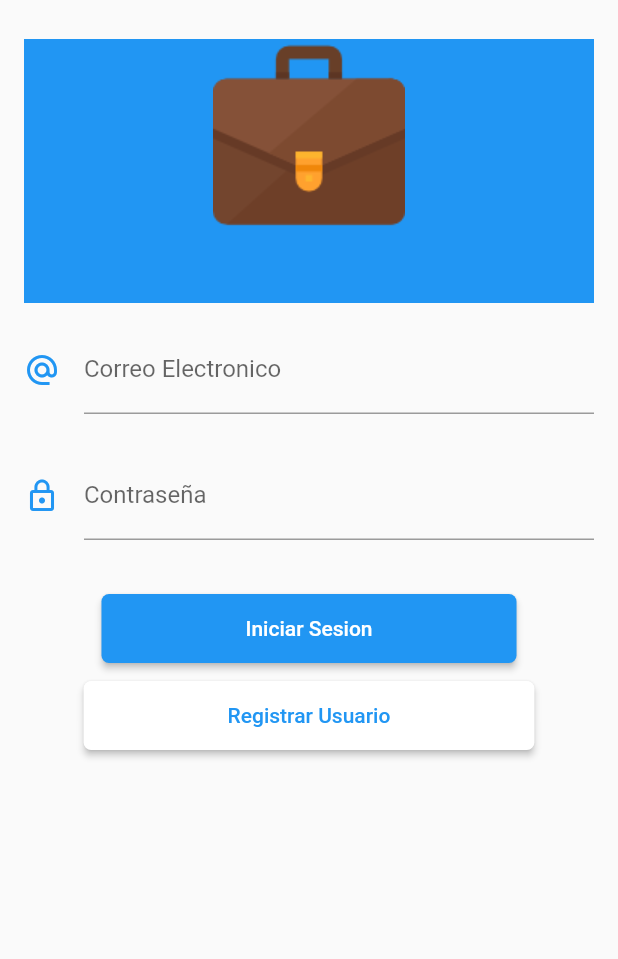
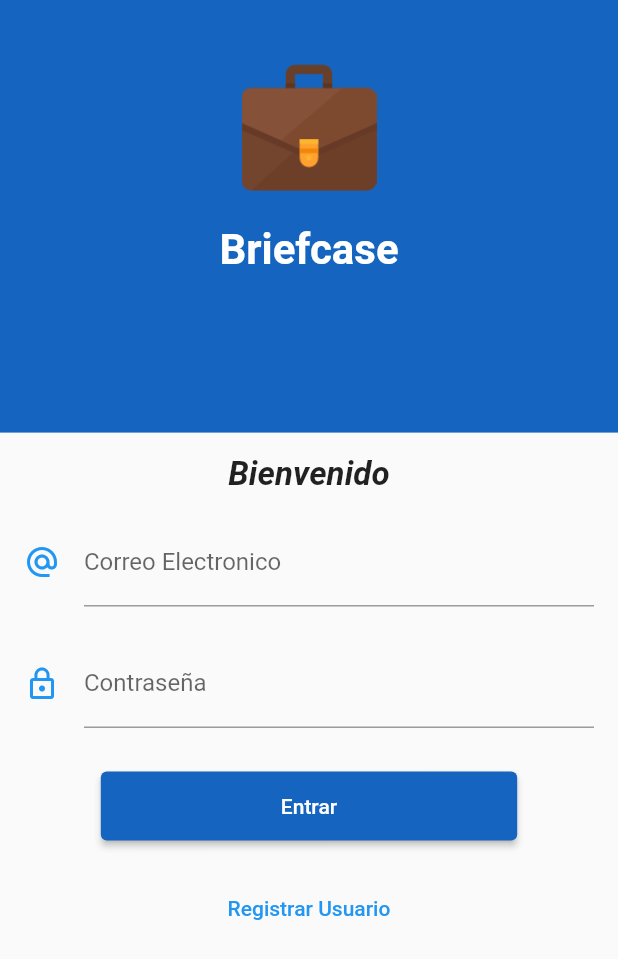
Before and after one commit to FelixAVeras/Briefcase_App, a Flutter app: the screen it shows after launch, on a phone screen of 412 x 824 dp. Shown: the top 959 px of the screen. Run offline on Flutter 3.47's test engine with Material 2 defaults, Android fonts, the phone set to English and light mode, and no system bars; our stand-ins replace sqflite; accounts and stored records are empty.

Commit message:
Redesign login page

```diff
--- a/lib/src/pages/login_page.dart
+++ b/lib/src/pages/login_page.dart
@@ -1,50 +1,26 @@
 import 'package:briefcase/src/pages/home_page.dart';
 import 'package:flutter/material.dart';
 
-class LoginPage extends StatefulWidget {
-  @override
-  LoginPageState createState() => LoginPageState();
-}
-
-class LoginPageState extends State<LoginPage> {
-  GlobalKey<FormState> _formKey = GlobalKey<FormState>();
-
-  @override
-  void initState() {
-    super.initState();
-  }
-
+class LoginPage extends StatelessWidget {
   @override
   Widget build(BuildContext context) {
     return Scaffold(
-        body: Center(
-            child: ListView(padding: EdgeInsets.all(8.0), children: [
-      Center(
-        child: Container(
-          margin: EdgeInsets.only(top: 10.0),
-          padding: EdgeInsets.all(8.0),
-          child: Column(children: [
+        body: SingleChildScrollView(
+      child: Stack(
+        children: [
+          Column(
+            children: [
+              _loginBackground(context),
+              SizedBox(height: 15.0),
+              Text('Bienvenido',
+                  style: TextStyle(
+                      fontSize: 22.0,
+                      fontWeight: FontWeight.w600,
+                      fontStyle: FontStyle.italic)),
               Container(
-              color: Colors.blue,
-              width: MediaQuery.of(context).size.width * 0.99,
+                padding: EdgeInsets.all(16.0),
                 child: Column(
                   children: [
-                  Image.asset('assets/briefcase.png'),
-                  SizedBox(height: 15.0),
-                  Text('Briefcase',
-                      style: TextStyle(
-                          fontWeight: FontWeight.bold,
-                          fontSize: 28.0,
-                          color: Colors.blue)),
-                ],
-              ),
-            ),
-            SizedBox(height: 15.0),
-            Container(
-              child: Column(children: [
-                Form(
-                  key: _formKey,
-                  child: Column(children: [
                     TextFormField(
                       keyboardType: TextInputType.emailAddress,
                       decoration: InputDecoration(
@@ -54,16 +30,11 @@ class LoginPageState extends State<LoginPage> {
                           ),
                           labelText: 'Correo Electronico',
                           hintText: 'ejemplo@ejemplo.com'),
-                      validator: (value) {
-                        if (value == null || value.isEmpty) {
-                          return 'Introduzca un Correo valido';
-                        }
-                        return null;
-                      },
                     ),
-                    SizedBox(height: 25.0),
+                    SizedBox(height: 22.0),
                     TextFormField(
                       keyboardType: TextInputType.emailAddress,
+                      // obscureText: hideShowPass,
                       obscureText: true,
                       decoration: InputDecoration(
                           icon: Icon(
@@ -71,64 +42,62 @@ class LoginPageState extends State<LoginPage> {
                             color: Colors.blue,
                           ),
                           labelText: 'Contraseña'),
-                      validator: (value) {
-                        if (value == null || value.isEmpty) {
-                          return 'Introduzca una contraseña valida';
-                        }
-                        return null;
-                      },
                     ),
-                    SizedBox(height: 35.0),
-                    RaisedButton(
-                      child: Container(
-                        child: Text('Iniciar Sesion'),
+                    SizedBox(height: 28.0),
+                    ElevatedButton(
+                        child: Text('Entrar'),
+                        style: ElevatedButton.styleFrom(
+                            onPrimary: Colors.white,
+                            primary: Colors.blue[800],
                             padding: EdgeInsets.symmetric(
-                            horizontal: 80.0, vertical: 15.0),
-                      ),
-                      shape: RoundedRectangleBorder(
-                          borderRadius: BorderRadius.circular(5.0)),
-                      onPressed: () => {
-                        Navigator.push(context,
-                            MaterialPageRoute(builder: (context) => HomePage()))
-                      },
-                      color: Colors.blue,
-                      textColor: Colors.white,
-                    ),
-                    SizedBox(height: 10),
-                    RaisedButton(
-                      child: Container(
+                                vertical: 15, horizontal: 120)),
+                        onPressed: () {
+                          Navigator.push(
+                              context,
+                              MaterialPageRoute(
+                                  builder: (context) => HomePage()));
+                        }),
+                    SizedBox(height: 20.0),
+                    TextButton(
                       child: Text('Registrar Usuario'),
-                        padding: EdgeInsets.symmetric(
-                            horizontal: 80.0, vertical: 15.0),
-                      ),
-                      shape: RoundedRectangleBorder(
-                          borderRadius: BorderRadius.circular(5.0)),
-                      onPressed: () => {
-                        // Navigator.push(context,
-                        //     MaterialPageRoute(builder: (context) => HomePage()))
-                      },
-                      color: Colors.white,
-                      textColor: Colors.blue,
+                      onPressed: () {},
                     )
-                  ]),
-                )
-              ]),
-            ),
-          ]),
+                  ],
                 ),
               )
-    ])));
+            ],
+          ),
+        ],
+      ),
+    ));
   }
 
-  bool validatedForm() {
-    final form = _formKey.currentState;
+  // void togglePasswordView() {
+  //   setState(() {
+  //     hidePassword = !hidePassword;
+  //   });
+  // }
 
-    if (form.validate()) {
-      form.save();
+  Widget _loginBackground(BuildContext context) {
+    final size = MediaQuery.of(context).size;
 
-      return true;
-    }
-
-    return false;
+    return Container(
+        height: size.height * 0.35,
+        width: double.infinity,
+        decoration: BoxDecoration(color: Colors.blue[800]),
+        child: Column(
+          children: [
+            SizedBox(height: 40.0),
+            Image.asset('assets/briefcase.png', width: 90.0),
+            SizedBox(height: 20.0),
+            Text(
+              'Briefcase',
+              style: TextStyle(
+                  fontWeight: FontWeight.bold,
+                  fontSize: 28.0,
+                  color: Colors.white),
+            )
+          ],
+        ));
   }
 }
```
Also changed, not shown: lib/src/helpers/db_helper.dart (+27 -22 lines), lib/src/models/transaction.dart (+4 -4 lines), lib/src/pages/history_page.dart (+45 -63 lines), lib/src/pages/home_page.dart (+10 -11 lines), lib/src/pages/transaction_page.dart (+56 -5 lines). Lines whose indentation alone changed are shown as unchanged.
